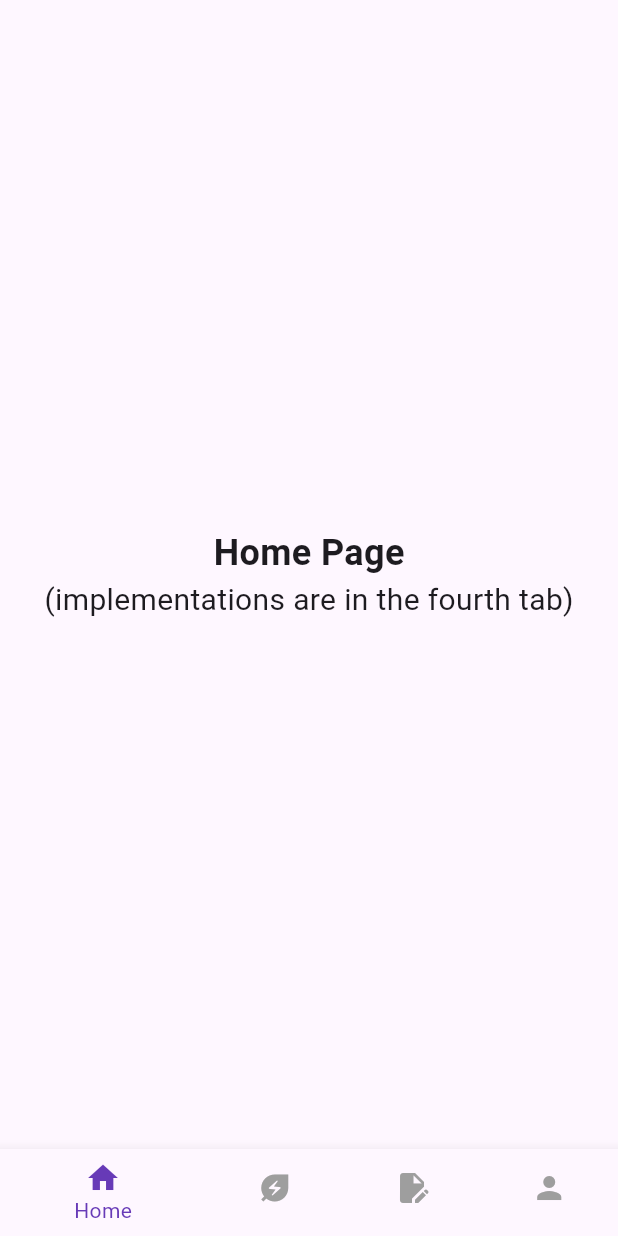
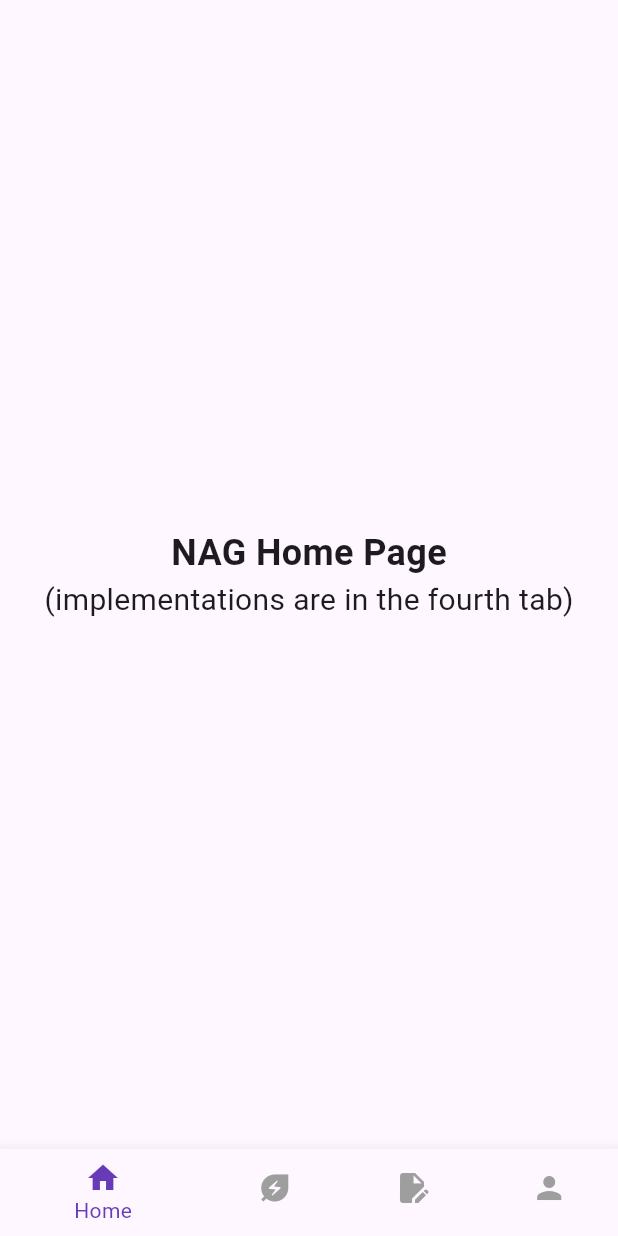
Before and after one commit to jakguyboribye/ITCS424_Assignment_6588008_Code, a Flutter app: the screen it shows after launch, on a phone screen of 412 x 824 dp. Run offline on Flutter 3.47's test engine with Material 3 defaults, Android fonts, the phone set to English and light mode, and no system bars; project files that could hold a hidden picture were left out.

Commit message:
Minor Fixes and Comment

```diff
--- a/implementation/lib/main.dart
+++ b/implementation/lib/main.dart
@@ -21,6 +21,7 @@ class MyApp extends StatelessWidget {
   }
 }
 
+// Placeholder Home Page 🤓☝️
 class MyHomePage extends StatefulWidget {
   const MyHomePage({super.key});
 
@@ -39,7 +40,7 @@ class _MyHomePageState extends State<MyHomePage> {
     mainAxisAlignment: MainAxisAlignment.center,
     children: [
       Text(
-        'Home Page',
+        'NAG Home Page',
         style: TextStyle(fontSize: 24, fontWeight: FontWeight.bold),
       ),
       Text(
@@ -49,6 +50,8 @@ class _MyHomePageState extends State<MyHomePage> {
     ],
   ),
 ),
+
+//Bottom Navigation (Only Home and About me page will navigate) 🤓☝️
       bottomNavigationBar: BottomNavigationBar(
         items: const <BottomNavigationBarItem>[
           BottomNavigationBarItem(icon: Icon(Icons.home), label: 'Home'),
--- a/implementation/lib/pages/aboutme.dart
+++ b/implementation/lib/pages/aboutme.dart
@@ -2,6 +2,7 @@ import 'package:flutter/material.dart';
 import '../main.dart';
 import 'todolist.dart';
 
+// This Page is just a placeholder for the actual about me page 🤓☝️
 class AboutMePage extends StatefulWidget{
     const AboutMePage({super.key});
 
@@ -29,6 +30,8 @@ class AboutMePageState extends State<AboutMePage>{
     ],
   ),
 ),
+
+//Bottom Navigation (Only Home and About me page will navigate) 🤓☝️
       bottomNavigationBar: BottomNavigationBar(
         items: const <BottomNavigationBarItem>[
            BottomNavigationBarItem(icon: Icon(Icons.home), label: 'Home'),
```
Also changed, not shown: implementation/lib/pages/todolist.dart (+13 -17 lines), implementation/lib/pages/create_todo.dart (deleted).
